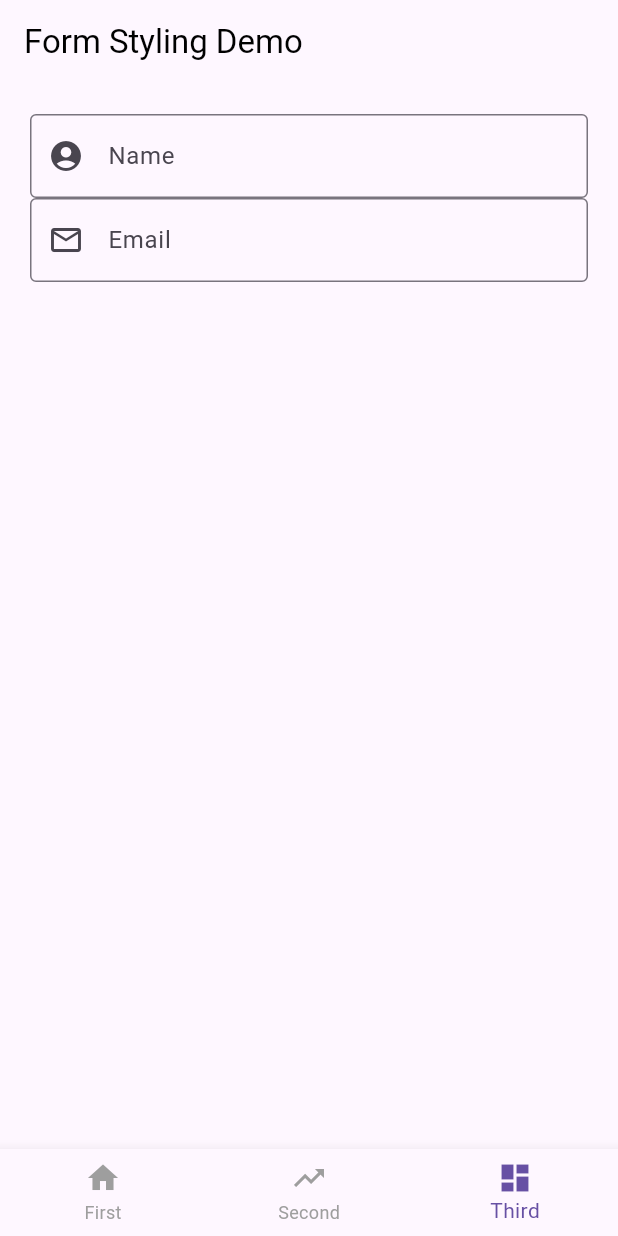
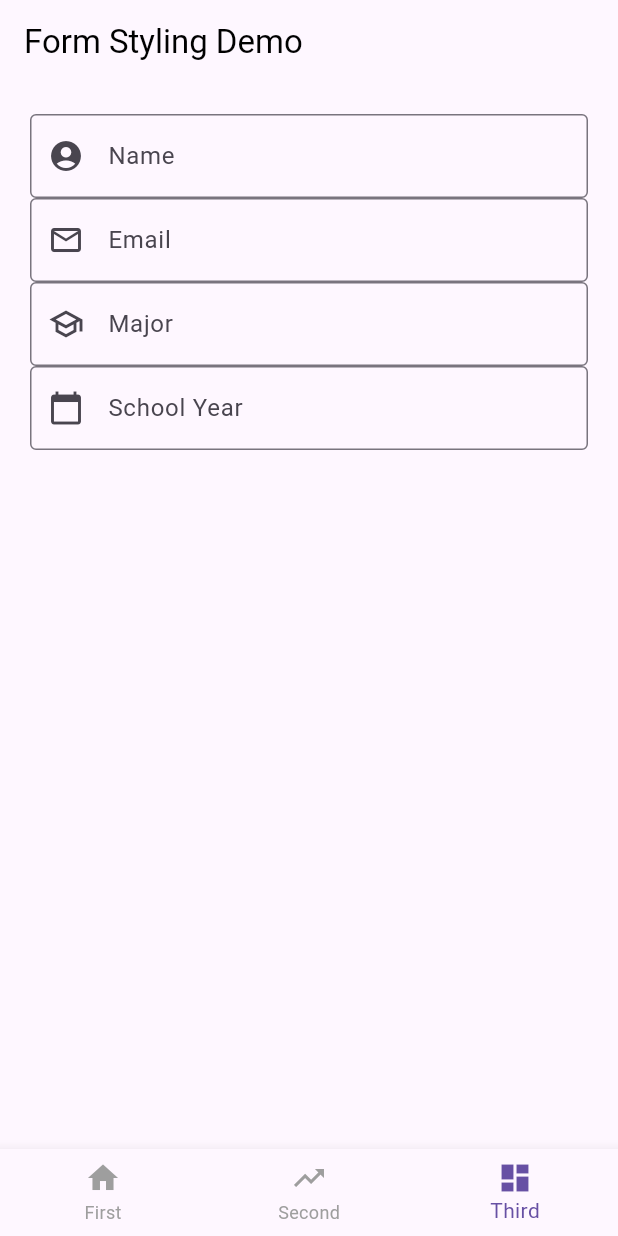
Before and after one commit to prathikmurthy/Booth-Buddy, a Flutter app: the screen it shows after launch, swiped to page 3, on a phone screen of 412 x 824 dp. Run offline on Flutter 3.47's test engine with Material 2 defaults, Android fonts, the phone set to English and light mode, and no system bars.

Commit message:
edited form

```diff
--- a/Flutter App/booth_buddy/lib/screens/form.dart
+++ b/Flutter App/booth_buddy/lib/screens/form.dart
@@ -3,6 +3,9 @@ import 'package:flutter/material.dart';
 class form extends StatelessWidget {
   final nameController = TextEditingController();
   final emailController = TextEditingController();
+  final majorController = TextEditingController();
+  final yearController = TextEditingController();
+  final phoneController = TextEditingController();
 
   //form({super.key});
 
@@ -35,7 +38,21 @@ class form extends StatelessWidget {
                       labelText: "Email",
                       prefixIcon: Icon(Icons.email_outlined),
                       border: OutlineInputBorder(),
-                    ))
+                    )),
+                TextFormField(
+                    controller: majorController,
+                    decoration: InputDecoration(
+                      labelText: "Major",
+                      prefixIcon: Icon(Icons.school_outlined),
+                      border: OutlineInputBorder(),
+                    )),
+                TextFormField(
+                    controller: yearController,
+                    decoration: InputDecoration(
+                      labelText: "School Year",
+                      prefixIcon: Icon(Icons.calendar_today),
+                      border: OutlineInputBorder(),
+                    )),
               ]))),
     );
   }
```
